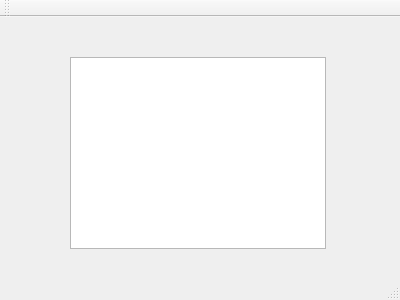
The window that src/mainwindow.ui (schonherz-matrix/snake-game) describes before a commit, drawn with Qt 5.
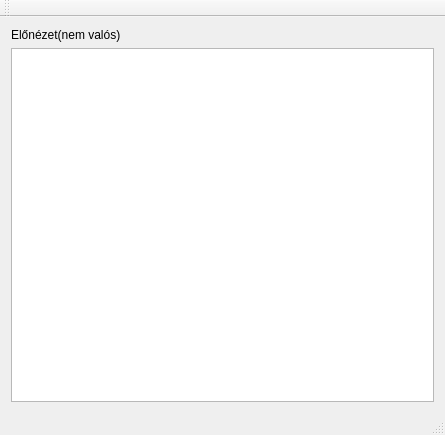
The same window after the commit.

```diff
--- a/src/mainwindow.ui
+++ b/src/mainwindow.ui
@@ -6,27 +6,33 @@
    <rect>
     <x>0</x>
     <y>0</y>
-    <width>400</width>
-    <height>300</height>
+    <width>445</width>
+    <height>435</height>
    </rect>
   </property>
   <property name="windowTitle">
    <string>MainWindow</string>
   </property>
   <widget class="QWidget" name="centralWidget">
-   <property name="enabled">
-    <bool>true</bool>
-   </property>
+   <layout class="QVBoxLayout" name="verticalLayout">
+    <item>
+     <widget class="QLabel" name="label">
+      <property name="text">
+       <string>Előnézet(nem valós)</string>
+      </property>
+     </widget>
+    </item>
+    <item>
    <widget class="QGraphicsView" name="graphicsView">
-    <property name="geometry">
-     <rect>
-      <x>70</x>
-      <y>40</y>
-      <width>256</width>
-      <height>192</height>
-     </rect>
-    </property>
-   </widget>
+      <property name="renderHints">
+       <set>QPainter::TextAntialiasing</set>
+      </property>
+      <property name="viewportUpdateMode">
+       <enum>QGraphicsView::FullViewportUpdate</enum>
+      </property>
+     </widget>
+    </item>
+   </layout>
   </widget>
   <widget class="QMenuBar" name="menuBar">
    <property name="geometry">
```
Left out of the diff: 3 changed lines with no effect on the pictures. Lines whose indentation alone changed are shown as unchanged.
